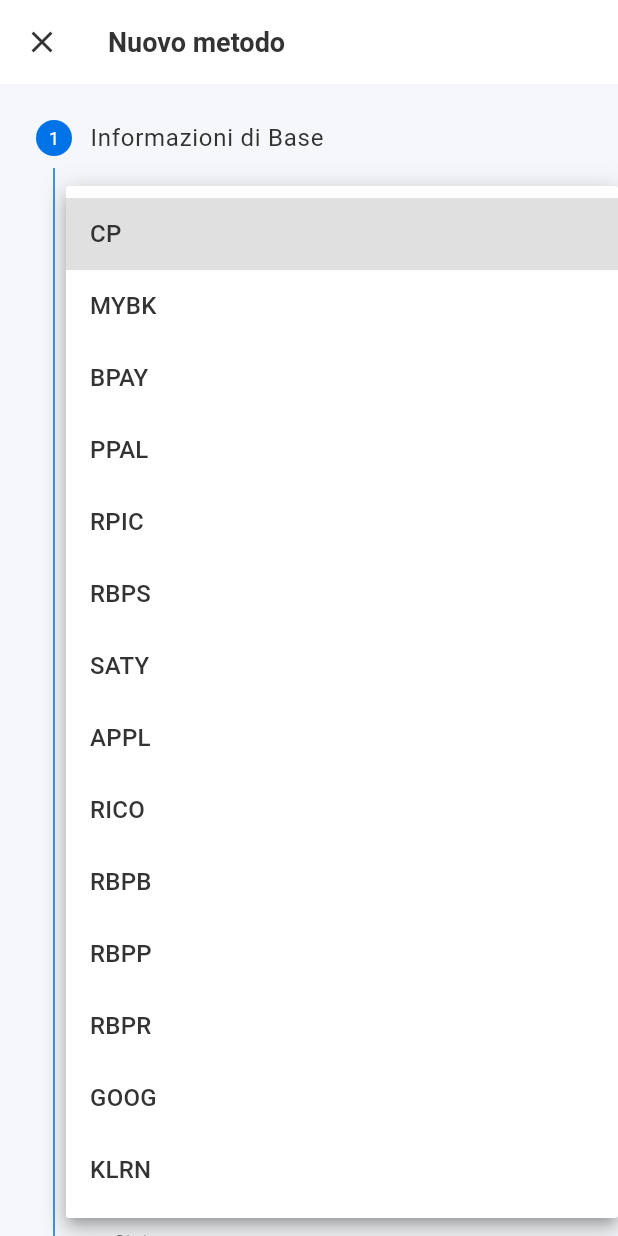
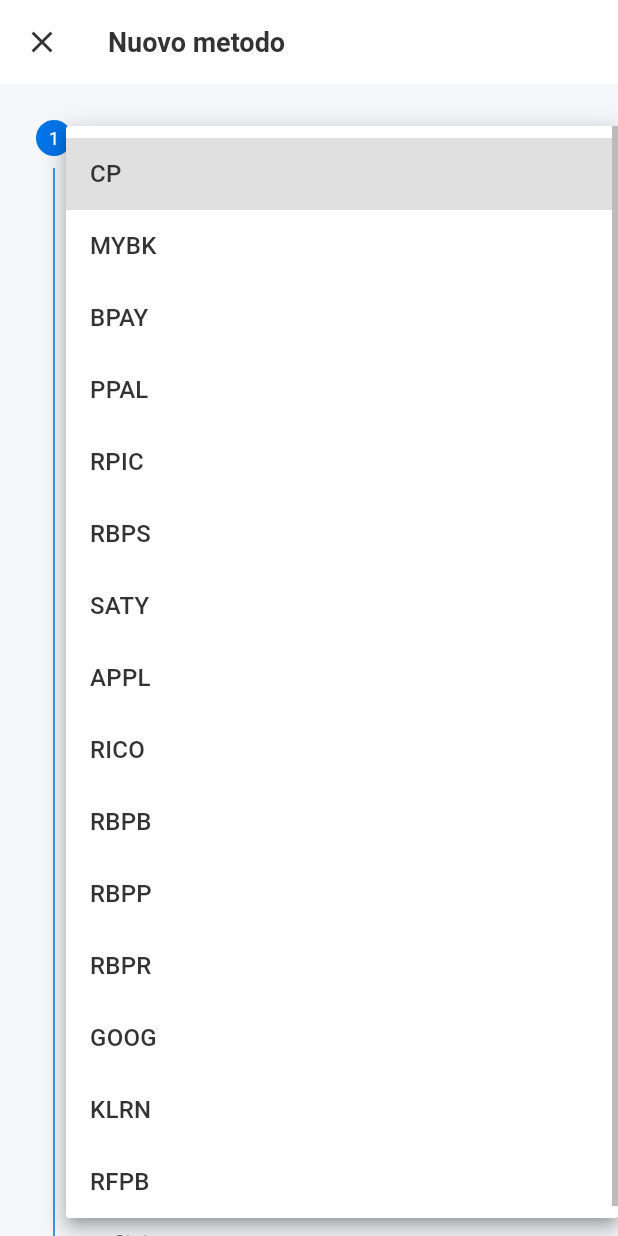
Before and after one commit to pagopa/pagopa-payment-methods-manager, a Flutter app: the PaymentFormScreen screen opened directly, after a tap on "Gruppo", on a phone screen of 412 x 824 dp. Run offline on Flutter 3.47's test engine with Material 3 defaults, Android fonts, the phone set to English and light mode, and no system bars; our stand-ins replace web; missing offline and left inert: dart:js_interop; generated files the repository leaves out were written again; network calls fail; statements that could not run were skipped.

Commit message:
chore: add fabric pm PIDM-1387

```diff
--- a/lib/screens/payment_form_screen.dart
+++ b/lib/screens/payment_form_screen.dart
@@ -22,7 +22,8 @@
   'RBPP',
   'RBPR',
   'GOOG',
-  'KLRN'
+  'KLRN',
+  'RFPB'
 ];
 const _statusOptions = ['ENABLED', 'DISABLED', 'MAINTENANCE'];
 const _typeOptions = ['CARTE', 'CONTO', 'APP'];
```
